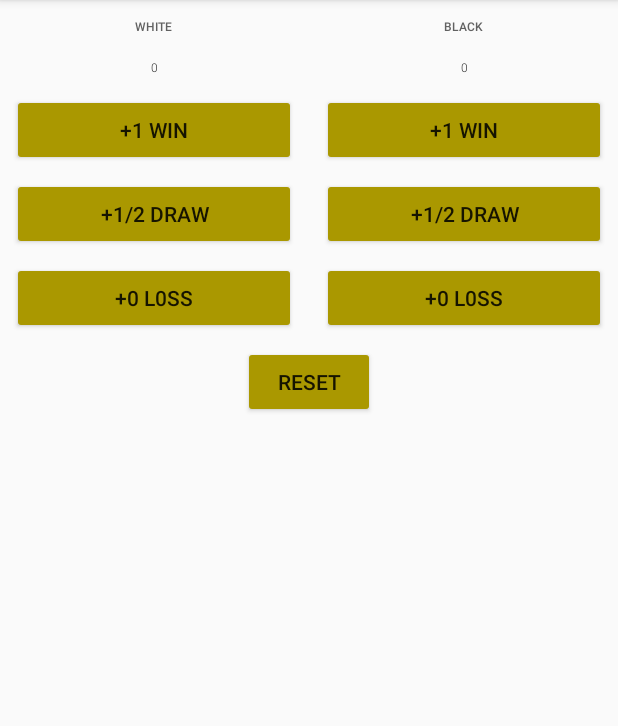
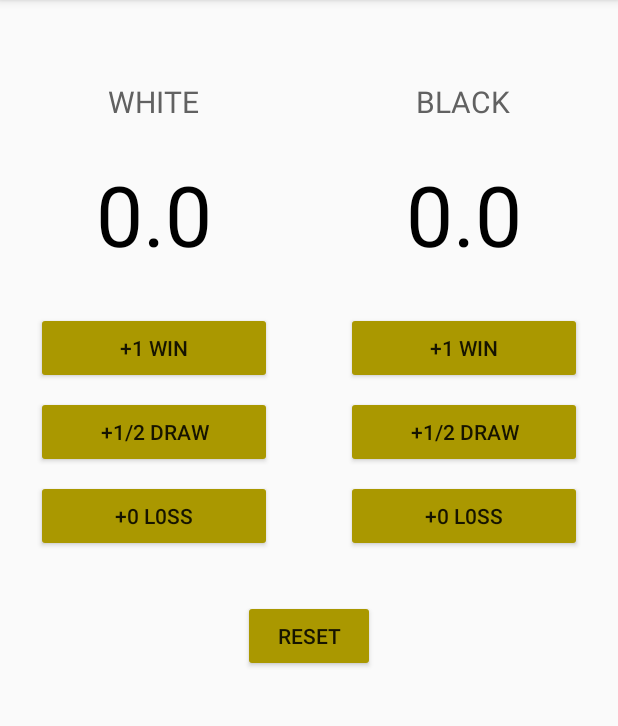
Before and after one commit to Weyinmik/ChessTraditionalScoreCounter-master, an Android app: the screen it shows after launch (MainActivity), on a phone screen of 412 x 824 dp, the part 84-810 px from its top. Run offline under Robolectric (Android 15) with nearby library versions, the phone set to English and light mode, and no system bars.

Commit message:
Initial commit 3 - dimensions and strings updated

```diff
--- a/app/src/main/res/layout/activity_main.xml
+++ b/app/src/main/res/layout/activity_main.xml
@@ -11,14 +11,14 @@
 
         <LinearLayout
             android:layout_width="match_parent"
-            android:layout_height="0dp"
-            android:layout_weight="6"
+            android:layout_height="@dimen/layout_height_width_linear"
+            android:layout_weight="@dimen/layout_weight_second_linear"
             android:orientation="horizontal">
 
             <LinearLayout
-                android:layout_width="0dp"
+                android:layout_width="@dimen/layout_height_width_linear"
                 android:layout_height="wrap_content"
-                android:layout_weight="1"
+                android:layout_weight="@dimen/layout_weight_third_linear"
                 android:gravity="center_horizontal"
                 android:orientation="vertical">
 
@@ -26,11 +26,11 @@
                     android:layout_width="wrap_content"
                     android:layout_height="wrap_content"
                     android:layout_marginTop="@dimen/layout_margin_top_big"
-                    android:fontFamily="sans-serif-medium"
-                    android:padding="4dp"
-                    android:text="White"
+                    android:fontFamily="@string/font_family_name"
+                    android:padding="@dimen/padding"
+                    android:text="@string/team_one"
                     android:textAllCaps="true"
-                    android:textColor="#616161"
+                    android:textColor="@color/team_name"
                     android:textSize="@dimen/text_size_small" />
 
                 <TextView
@@ -38,11 +38,11 @@
                     android:layout_width="match_parent"
                     android:layout_height="wrap_content"
                     android:layout_marginTop="@dimen/layout_margin_top_small"
-                    android:fontFamily="sans-serif-light"
+                    android:fontFamily="@string/font_family_score"
                     android:gravity="center_horizontal"
-                    android:padding="4dp"
-                    android:text="0"
-                    android:textColor="#000000"
+                    android:padding="@dimen/padding"
+                    android:text="@string/score_team_white"
+                    android:textColor="@color/team_score"
                     android:textSize="@dimen/text_size_big" />
 
                 <Button
@@ -52,7 +52,7 @@
                     android:layout_marginRight="@dimen/layout_margin_left_right"
                     android:layout_marginTop="@dimen/layout_margin_left_right"
                     android:onClick="submitWinWhite"
-                    android:text="+1 Win" />
+                    android:text="@string/plus_one_win" />
 
                 <Button
                     android:layout_width="match_parent"
@@ -61,7 +61,7 @@
                     android:layout_marginRight="@dimen/layout_margin_left_right"
                     android:layout_marginTop="@dimen/layout_margin_top_smallest"
                     android:onClick="submitDrawWhite"
-                    android:text="+1/2 Draw" />
+                    android:text="@string/plus_half_draw" />
 
                 <Button
                     android:layout_width="match_parent"
@@ -70,21 +70,21 @@
                     android:layout_marginRight="@dimen/layout_margin_left_right"
                     android:layout_marginTop="@dimen/layout_margin_top_smallest"
                     android:onClick="submitLossWhite"
-                    android:text="+0 L0ss" />
+                    android:text="@string/plus_zero_loss" />
 
             </LinearLayout>
 
             <View
-                android:layout_width="1dp"
+                android:layout_width="@dimen/layout_width_view"
                 android:layout_height="wrap_content"
-                android:layout_marginBottom="160dp"
+                android:layout_marginBottom="@dimen/layout_margin_bottom"
                 android:layout_marginTop="@dimen/layout_margin_top_biggest"
                 android:background="@android:color/darker_gray" />
 
             <LinearLayout
-                android:layout_width="0dp"
+                android:layout_width="@dimen/layout_height_width_linear"
                 android:layout_height="wrap_content"
-                android:layout_weight="1"
+                android:layout_weight="@dimen/layout_weight_third_linear"
                 android:gravity="center_horizontal"
                 android:orientation="vertical">
 
@@ -92,11 +92,11 @@
                     android:layout_width="wrap_content"
                     android:layout_height="wrap_content"
                     android:layout_marginTop="@dimen/layout_margin_top_big"
-                    android:fontFamily="sans-serif-medium"
-                    android:padding="4dp"
-                    android:text="Black"
+                    android:fontFamily="@string/font_family_name"
+                    android:padding="@dimen/padding"
+                    android:text="@string/team_two"
                     android:textAllCaps="true"
-                    android:textColor="#616161"
+                    android:textColor="@color/team_name"
                     android:textSize="@dimen/text_size_small" />
 
                 <TextView
@@ -104,11 +104,11 @@
                     android:layout_width="match_parent"
                     android:layout_height="wrap_content"
                     android:layout_marginTop="@dimen/layout_margin_top_small"
-                    android:fontFamily="sans-serif-light"
+                    android:fontFamily="@string/font_family_score"
                     android:gravity="center_horizontal"
-                    android:padding="4dp"
-                    android:text="0"
-                    android:textColor="#000000"
+                    android:padding="@dimen/padding"
+                    android:text="@string/score_team_black"
+                    android:textColor="@color/team_score"
                     android:textSize="@dimen/text_size_big" />
 
                 <Button
@@ -118,7 +118,7 @@
                     android:layout_marginRight="@dimen/layout_margin_left_right"
                     android:layout_marginTop="@dimen/layout_margin_left_right"
                     android:onClick="submitWinBlack"
-                    android:text="+1 Win" />
+                    android:text="@string/plus_one_win" />
 
                 <Button
                     android:layout_width="match_parent"
@@ -127,7 +127,7 @@
                     android:layout_marginRight="@dimen/layout_margin_left_right"
                     android:layout_marginTop="@dimen/layout_margin_top_smallest"
                     android:onClick="submitDrawBlack"
-                    android:text="+1/2 Draw" />
+                    android:text="@string/plus_half_draw" />
 
                 <Button
                     android:layout_width="match_parent"
@@ -136,7 +136,7 @@
                     android:layout_marginRight="@dimen/layout_margin_left_right"
                     android:layout_marginTop="@dimen/layout_margin_top_smallest"
                     android:onClick="submitLossBlack"
-                    android:text="+0 L0ss" />
+                    android:text="@string/plus_zero_loss" />
 
             </LinearLayout>
 
@@ -150,7 +150,7 @@
             android:layout_marginTop="@dimen/layout_margin_top_medium"
             android:gravity="center"
             android:onClick="resetScore"
-            android:text="Reset" />
+            android:text="@string/text_button" />
 
     </LinearLayout>
 </ScrollView>
--- a/app/src/main/res/values/colors.xml
+++ b/app/src/main/res/values/colors.xml
@@ -3,4 +3,7 @@
     <color name="colorPrimary">#3F51B5</color>
     <color name="colorPrimaryDark">#303F9F</color>
     <color name="colorAccent">#FF4081</color>
+
+    <color name="team_name">#616161</color>
+    <color name="team_score">#000000</color>
 </resources>
--- /dev/null
+++ b/app/src/main/res/values/dimen.xml
@@ -0,0 +1,18 @@
+<?xml version="1.0" encoding="utf-8"?>
+<resources>
+<dimen name="text_size_small">20sp</dimen>
+    <dimen name="text_size_big">56sp</dimen>
+    <dimen name="layout_margin_left_right">24dp</dimen>
+    <dimen name="layout_margin_top_smallest">8dp</dimen>
+    <dimen name="layout_margin_top_small">16dp</dimen>
+    <dimen name="layout_margin_top_medium">32dp</dimen>
+    <dimen name="layout_margin_top_big">50dp</dimen>
+    <dimen name="layout_margin_top_biggest">68dp</dimen>
+    <dimen name="layout_margin_bottom">160dp</dimen>
+    <dimen name="padding">4dp</dimen>
+    <dimen name="layout_weight_second_linear">6</dimen>
+    <dimen name="layout_weight_third_linear">1</dimen>
+    <dimen name="layout_height_width_linear">0dp</dimen>
+    <dimen name="layout_width_view">1dp</dimen>
+
+</resources>
--- a/app/src/main/res/values/strings.xml
+++ b/app/src/main/res/values/strings.xml
@@ -1,3 +1,13 @@
 <resources>
     <string name="app_name">Chess Traditional Score Counter</string>
+    <string name="team_one">WHITE</string>
+    <string name="team_two">BLACK</string>
+    <string name="score_team_white">0.0</string>
+    <string name="score_team_black">0.0</string>
+   <string name="plus_one_win">+1 Win</string>
+    <string name="plus_half_draw">+1/2 Draw</string>
+    <string name="plus_zero_loss">+0 L0ss</string>
+    <string name="text_button">Reset</string>
+    <string name="font_family_score">sans-serif light</string>
+    <string name="font_family_name">sans-serif light</string>
 </resources>
--- a/app/src/main/res/values/styles.xml
+++ b/app/src/main/res/values/styles.xml
@@ -6,5 +6,6 @@
     <item name="colorPrimary">#AA9800</item>
     <!-- Background color of buttons in the app -->
     <item name="colorButtonNormal">#AA9800</item>
+
 </style>
 </resources>
```
